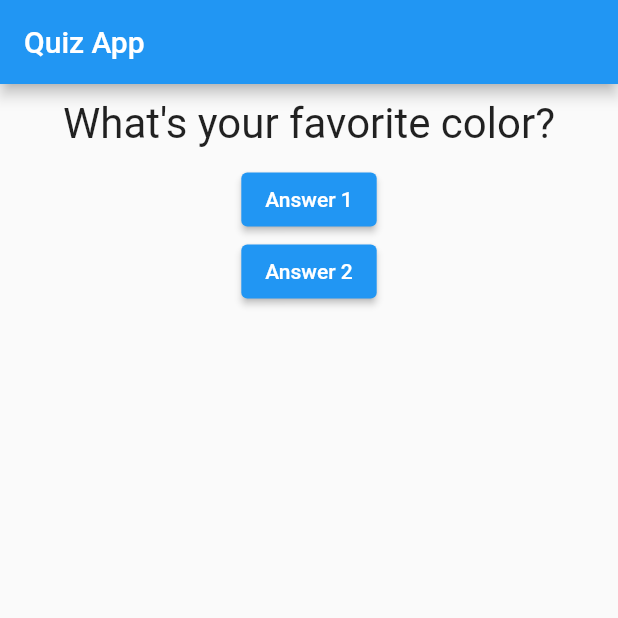
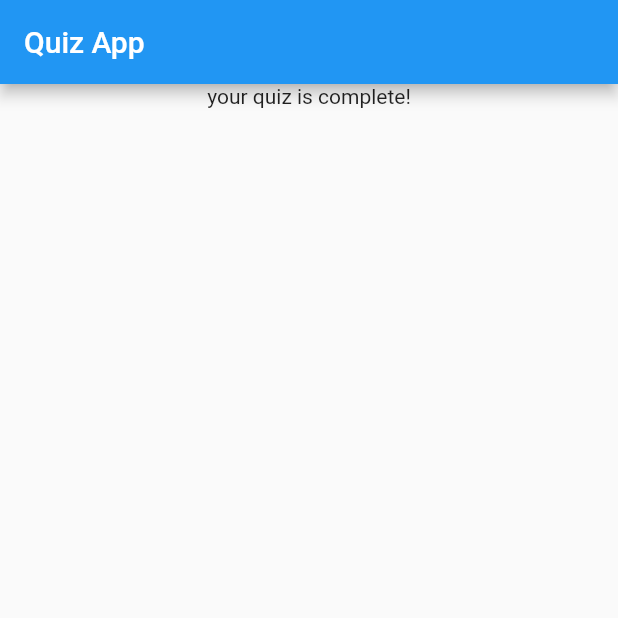
Before and after one commit to shubhamkakkar/flutter-quizApp, a Flutter app: the screen it shows after launch, on a phone screen of 412 x 824 dp, the top half of it. Run offline on Flutter 3.47's test engine with Material 2 defaults, Android fonts, the phone set to English and light mode, and no system bars.

Commit message:
quiz app flutter

```diff
--- a/lib/components/answerButton/AnswerButton.dart
+++ b/lib/components/answerButton/AnswerButton.dart
@@ -1,17 +1,17 @@
 import 'package:flutter/material.dart';
 
 class AnswerButton extends StatelessWidget {
-  final VoidCallback onPressHandler;
-  final String buttonText;
+  final VoidCallback onPressAnswerHandler;
+  final answer;
 
-  AnswerButton(this.buttonText, this.onPressHandler);
+  AnswerButton({required this.answer, required this.onPressAnswerHandler});
 
   @override
   Widget build(BuildContext context) {
     return Container(
       child: ElevatedButton(
-        child: Text(buttonText),
-        onPressed: onPressHandler,
+        child: Text(answer['label']),
+        onPressed: this.onPressAnswerHandler,
       ),
     );
   }
--- a/lib/components/question/Querstion.dart
+++ b/lib/components/question/Querstion.dart
@@ -3,7 +3,7 @@ import 'package:flutter/material.dart';
 class Question extends StatelessWidget {
   final String questionText;
 
-  Question(this.questionText);
+  Question({required this.questionText});
 
   @override
   Widget build(BuildContext context) {
--- a/lib/quizApp/QuizApp.dart
+++ b/lib/quizApp/QuizApp.dart
@@ -5,13 +5,29 @@ import 'package:quiz_app/components/question/Querstion.dart';
 
 class _QuizAppState extends State<QuizApp> {
   var _questionIndex = 0;
-  final questions = [
-    'What\'s your favorite color?',
-    'What\'s your favorite animal?',
+  var _score = 0;
+  static const _questions = [
+    {
+      'question': 'What\'s your favorite color?',
+      'answers': [
+        {'label': 'red', 'score': 10},
+        {'label': 'black', 'score': 0}
+      ],
+    },
+    {
+      'question': 'What\'s your favorite animal?',
+      'answers': [
+        {'label': 'dog', 'score': 10},
+        {'label': 'cat', 'score': 0},
+        {'label': 'bird', 'score': 50},
+      ],
+    },
   ];
-  void _onPressAnswerHandler(int index) {
+
+  void _onPressAnswerHandler(int answerScore) {
     setState(() {
-      _questionIndex = index;
+      _questionIndex += 1;
+      _score += answerScore;
     });
   }
 
@@ -22,13 +38,25 @@ class _QuizAppState extends State<QuizApp> {
       appBar: AppBar(
         title: Text('Quiz App'),
       ),
-      body: Column(
-        children: [
-          Question(questions[_questionIndex]),
-          AnswerButton('Answer 1', () => _onPressAnswerHandler(0)),
-          AnswerButton('Answer 2', () => _onPressAnswerHandler(1)),
-        ],
-      ),
+      body: _questionIndex > _questions.length
+          ? Column(
+              children: [
+                Question(
+                    questionText:
+                        _questions[_questionIndex]['question'] as String),
+                ...(_questions[_questionIndex]['answers'] as List)
+                    .map((answer) => (AnswerButton(
+                        answer: answer,
+                        onPressAnswerHandler: () =>
+                            _onPressAnswerHandler(answer['score']))))
+                    .toList()
+              ],
+            )
+          : Column(children: [
+              Center(
+                child: Text('your quiz is complete!'),
+              )
+            ]),
     ));
   }
 }
```
Also changed, not shown: flutter_01.png (added), flutter_02.png (added), flutter_03.png (added).
